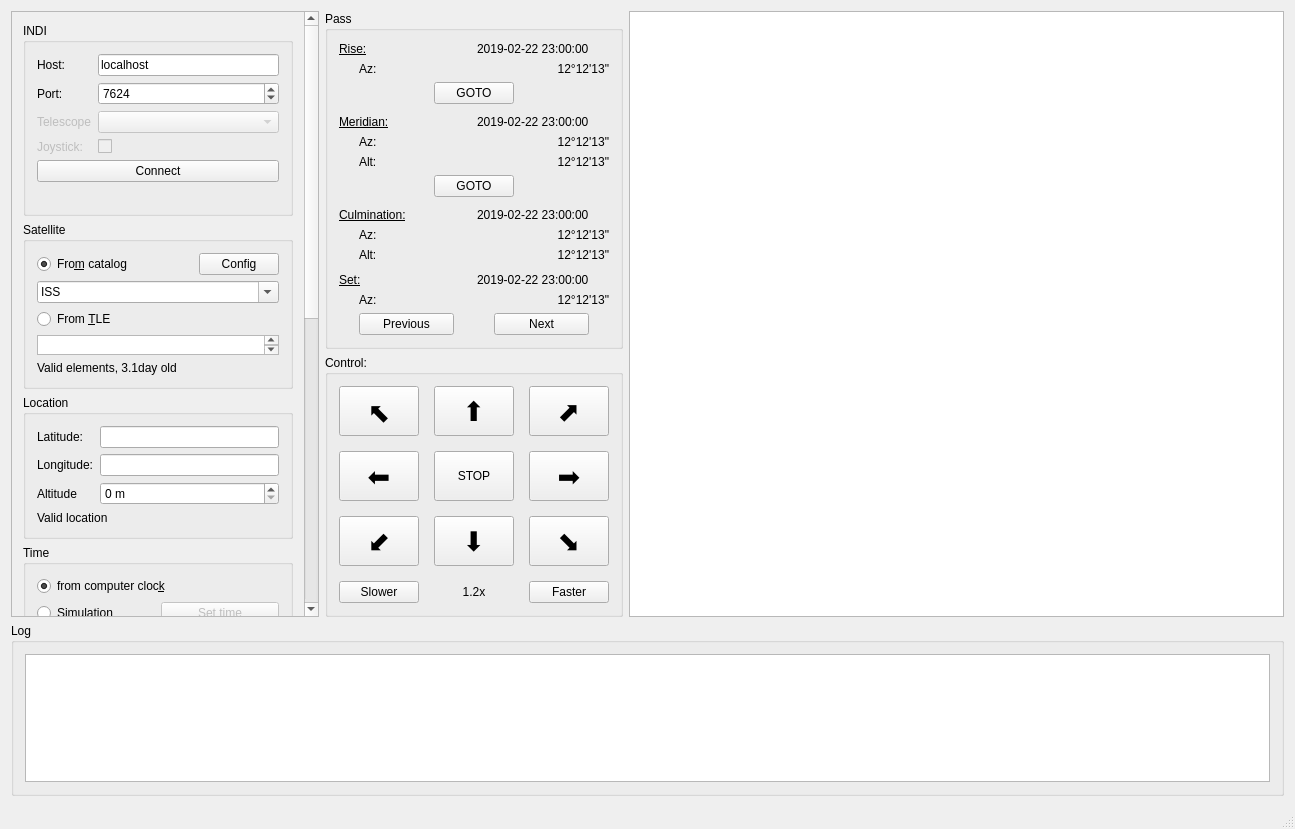
The window that mainwindow.ui (farom57/Orbit-hunter) describes before a commit, drawn with Qt 5.
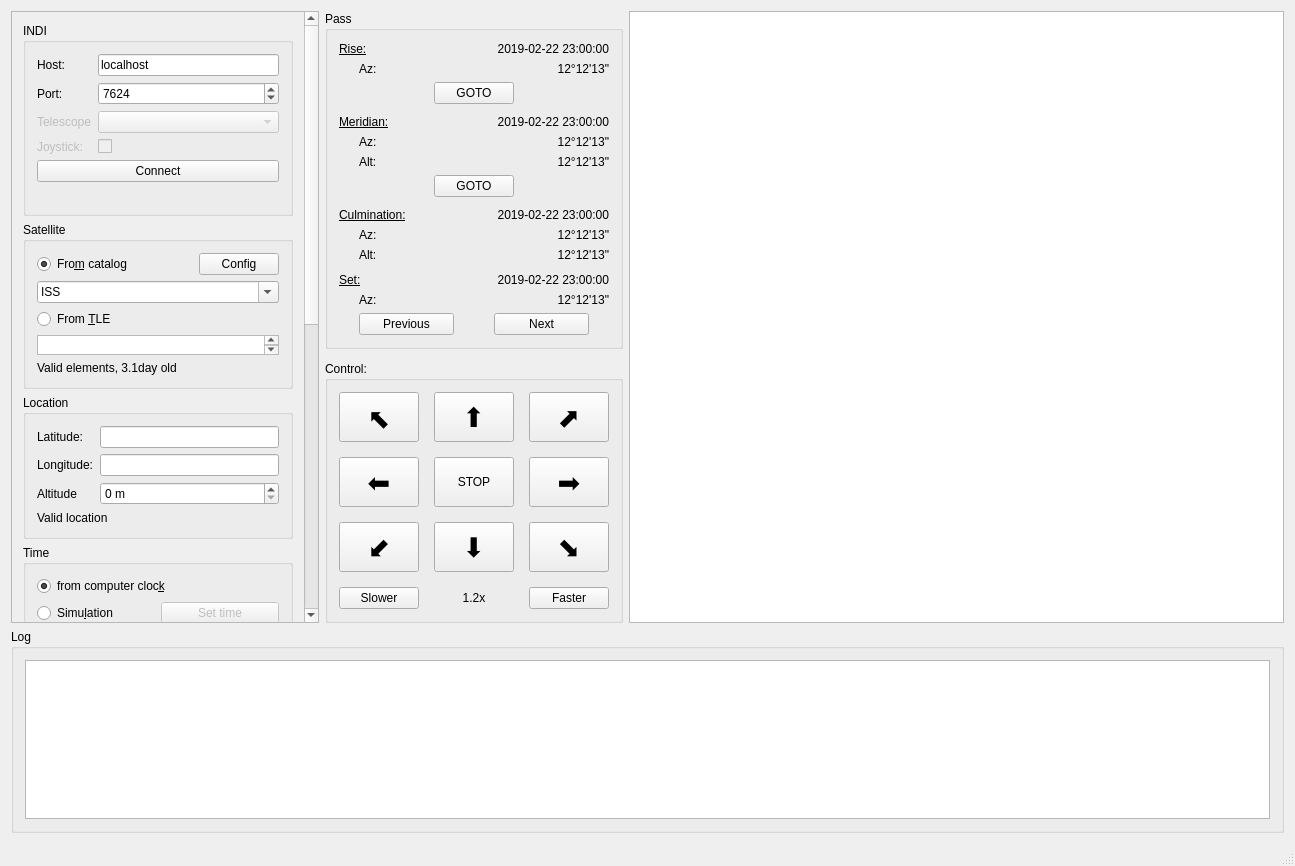
The same window after the commit.

The edit to the form file:
```diff
--- a/mainwindow.ui
+++ b/mainwindow.ui
@@ -10,7 +10,7 @@
     <x>0</x>
     <y>0</y>
     <width>1295</width>
-    <height>829</height>
+    <height>866</height>
    </rect>
   </property>
   <property name="sizePolicy">
@@ -47,7 +47,7 @@
          <property name="geometry">
           <rect>
            <x>0</x>
-           <y>-695</y>
+           <y>0</y>
            <width>341</width>
            <height>1358</height>
           </rect>
@@ -776,6 +776,9 @@
                <property name="text">
                 <string>2019-02-22 23:00:00</string>
                </property>
+               <property name="alignment">
+                <set>Qt::AlignRight|Qt::AlignTrailing|Qt::AlignVCenter</set>
+               </property>
               </widget>
              </item>
              <item row="1" column="0">
@@ -887,6 +890,9 @@
                <property name="text">
                 <string>2019-02-22 23:00:00</string>
                </property>
+               <property name="alignment">
+                <set>Qt::AlignRight|Qt::AlignTrailing|Qt::AlignVCenter</set>
+               </property>
               </widget>
              </item>
              <item row="2" column="0" colspan="2">
@@ -977,6 +983,9 @@
                <property name="text">
                 <string>2019-02-22 23:00:00</string>
                </property>
+               <property name="alignment">
+                <set>Qt::AlignRight|Qt::AlignTrailing|Qt::AlignVCenter</set>
+               </property>
               </widget>
              </item>
              <item row="6" column="0">
@@ -994,6 +1003,9 @@
                <property name="text">
                 <string>2019-02-22 23:00:00</string>
                </property>
+               <property name="alignment">
+                <set>Qt::AlignRight|Qt::AlignTrailing|Qt::AlignVCenter</set>
+               </property>
               </widget>
              </item>
              <item row="13" column="0">
```
